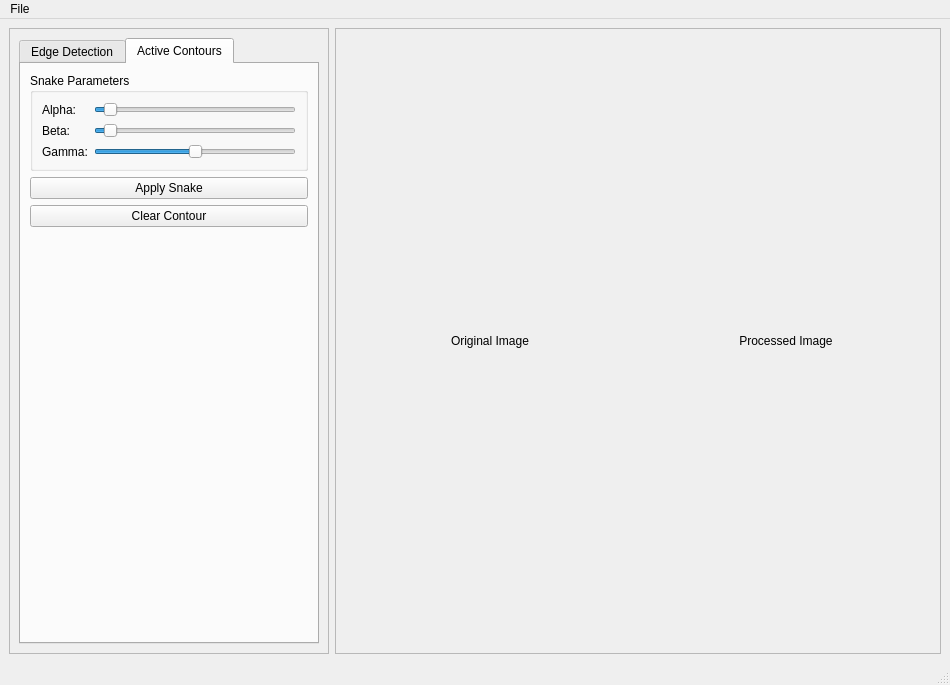
Amr2054/Task_2_CV, file views/main_window.ui: the form before one commit.
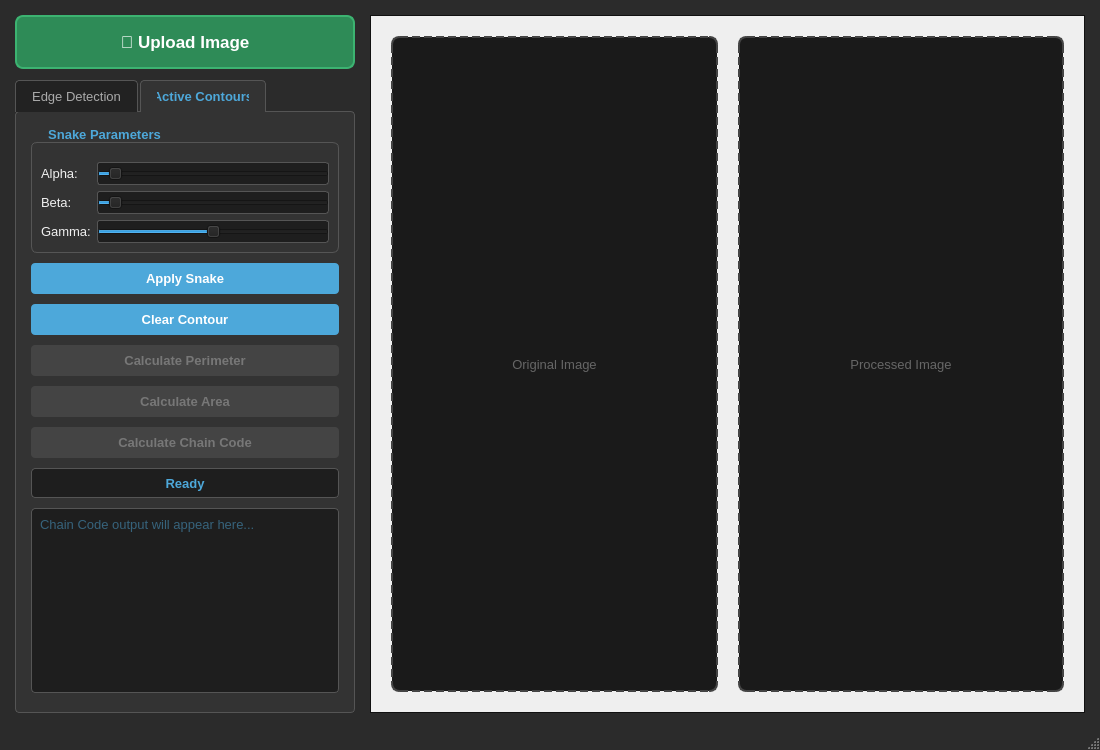
The form after the commit. The open tabs and pages were chosen to show the change.

Commit message: UI/Ux Enhancement

Patch:
```diff
--- a/views/main_window.ui
+++ b/views/main_window.ui
@@ -6,27 +6,105 @@
    <rect>
     <x>0</x>
     <y>0</y>
-    <width>950</width>
-    <height>685</height>
+    <width>1100</width>
+    <height>750</height>
    </rect>
   </property>
   <property name="windowTitle">
    <string>CV Assignment - Shape &amp; Contour Detector</string>
   </property>
+  <property name="styleSheet">
+   <string>
+    /* Global Styles */
+    QMainWindow { background-color: #2b2b2b; color: #f0f0f0; }
+    QWidget { font-family: 'Segoe UI', Helvetica, Arial, sans-serif; font-size: 10pt; }
+    QLabel { color: #f0f0f0; }
+
+    /* Group Boxes */
+    QGroupBox { font-weight: bold; border: 1px solid #555555; border-radius: 6px; margin-top: 15px; padding-top: 10px; }
+    QGroupBox::title { subcontrol-origin: margin; left: 10px; padding: 0 5px; color: #4DA8DA; }
+
+    /* Standard Buttons */
+    QPushButton { background-color: #4DA8DA; color: white; border-radius: 4px; padding: 8px; font-weight: bold; }
+    QPushButton:hover { background-color: #3b8bb8; }
+    QPushButton:pressed { background-color: #2a6a8c; }
+    QPushButton:disabled { background-color: #444444; color: #777777; }
+
+    /* The NEW Giant Upload Button */
+    #btnOpenImage {
+    background-color: #2E8B57; /* SeaGreen Accent */
+    border: 2px solid #3CB371;
+    color: white;
+    font-size: 13pt;
+    font-weight: bold;
+    padding: 15px;
+    border-radius: 8px;
+    margin-bottom: 5px;
+    }
+    #btnOpenImage:hover { background-color: #3CB371; }
+    #btnOpenImage:pressed { background-color: #228B22; border: 2px solid #228B22; }
+
+    /* Tabs */
+    QTabWidget::pane { border: 1px solid #555555; border-radius: 4px; top: -1px; background-color: #333333; }
+    QTabBar::tab { background: #222222; color: #aaaaaa; padding: 8px 16px; border: 1px solid #555555; border-bottom: none; border-top-left-radius: 4px; border-top-right-radius: 4px; margin-right: 2px; }
+    QTabBar::tab:selected { background: #333333; color: #4DA8DA; font-weight: bold; }
+    QTabBar::tab:hover:!selected { background: #2a2a2a; color: #ffffff; }
+
+    /* Inputs */
+    QSpinBox, QSlider { background-color: #1e1e1e; color: white; border: 1px solid #555555; border-radius: 3px; padding: 3px; }
+    QCheckBox { color: #f0f0f0; spacing: 8px; }
+    QCheckBox::indicator { width: 16px; height: 16px; border-radius: 3px; border: 1px solid #555555; background: #1e1e1e; }
+    QCheckBox::indicator:checked { background: #4DA8DA; }
+
+    /* Text Outputs */
+    QTextEdit { background-color: #1e1e1e; color: #4DA8DA; border: 1px solid #555555; border-radius: 4px; padding: 4px; }
+
+    /* Scroll Area / Image Canvas */
+    QScrollArea { background-color: #1e1e1e; border: 1px solid #111111; }
+   </string>
+  </property>
   <widget class="QWidget" name="centralwidget">
    <layout class="QHBoxLayout" name="horizontalLayout">
+    <property name="spacing">
+     <number>15</number>
+    </property>
+    <property name="leftMargin">
+     <number>15</number>
+    </property>
+    <property name="topMargin">
+     <number>15</number>
+    </property>
+    <property name="rightMargin">
+     <number>15</number>
+    </property>
+    <property name="bottomMargin">
+     <number>15</number>
+    </property>
     <item>
      <widget class="QFrame" name="sidebarFrame">
       <property name="maximumSize">
        <size>
-        <width>320</width>
+        <width>340</width>
         <height>16777215</height>
        </size>
       </property>
       <property name="frameShape">
-       <enum>QFrame::Shape::StyledPanel</enum>
+       <enum>QFrame::Shape::NoFrame</enum>
       </property>
       <layout class="QVBoxLayout" name="verticalLayout">
+       <property name="margin" stdset="0">
+        <number>0</number>
+       </property>
+       <item>
+        <widget class="QPushButton" name="btnOpenImage">
+         <property name="cursor">
+          <cursorShape>PointingHandCursor</cursorShape>
+         </property>
+         <property name="text">
+          <string>📁 Upload Image</string>
+         </property>
+        </widget>
+       </item>
        <item>
         <widget class="QTabWidget" name="tabWidget">
          <property name="currentIndex">
@@ -37,12 +115,21 @@
            <string>Edge Detection</string>
           </attribute>
           <layout class="QVBoxLayout" name="verticalLayout_2">
+           <property name="spacing">
+            <number>12</number>
+           </property>
+           <property name="margin" stdset="0">
+            <number>15</number>
+           </property>
            <item>
             <widget class="QGroupBox" name="groupBoxCanny">
              <property name="title">
               <string>Canny Edge Detection</string>
              </property>
              <layout class="QFormLayout" name="formLayout">
+              <property name="verticalSpacing">
+               <number>10</number>
+              </property>
               <item row="0" column="0">
                <widget class="QLabel" name="label">
                 <property name="text">
@@ -72,9 +159,6 @@
                 <property name="maximum">
                  <number>255</number>
                 </property>
-                <property name="stepType">
-                 <enum>QAbstractSpinBox::StepType::DefaultStepType</enum>
-                </property>
                 <property name="value">
                  <number>200</number>
                 </property>
@@ -89,6 +173,9 @@
               <string>Hough Transforms</string>
              </property>
              <layout class="QVBoxLayout" name="verticalLayout_3">
+              <property name="spacing">
+               <number>10</number>
+              </property>
               <item>
                <widget class="QCheckBox" name="checkLines">
                 <property name="text">
@@ -115,6 +202,9 @@
            </item>
            <item>
             <widget class="QPushButton" name="btnApplyShapes">
+             <property name="cursor">
+              <cursorShape>PointingHandCursor</cursorShape>
+             </property>
              <property name="text">
               <string>Apply Shape Detection</string>
              </property>
@@ -140,6 +230,12 @@
            <string>Active Contours</string>
           </attribute>
           <layout class="QVBoxLayout" name="verticalLayout_4">
+           <property name="spacing">
+            <number>10</number>
+           </property>
+           <property name="margin" stdset="0">
+            <number>15</number>
+           </property>
            <item>
             <widget class="QGroupBox" name="groupBoxSnakeParams">
              <property name="title">
@@ -155,8 +251,8 @@
               </item>
               <item row="0" column="1">
                <widget class="QSlider" name="sliderAlpha">
-                <property name="orientation">
-                 <enum>Qt::Orientation::Horizontal</enum>
+                <property name="cursor">
+                 <cursorShape>PointingHandCursor</cursorShape>
                 </property>
                 <property name="maximum">
                  <number>200</number>
@@ -164,6 +260,9 @@
                 <property name="value">
                  <number>10</number>
                 </property>
+                <property name="orientation">
+                 <enum>Qt::Orientation::Horizontal</enum>
+                </property>
                </widget>
               </item>
               <item row="1" column="0">
@@ -175,8 +274,8 @@
               </item>
               <item row="1" column="1">
                <widget class="QSlider" name="sliderBeta">
-                <property name="orientation">
-                 <enum>Qt::Orientation::Horizontal</enum>
+                <property name="cursor">
+                 <cursorShape>PointingHandCursor</cursorShape>
                 </property>
                 <property name="maximum">
                  <number>200</number>
@@ -184,6 +283,9 @@
                 <property name="value">
                  <number>10</number>
                 </property>
+                <property name="orientation">
+                 <enum>Qt::Orientation::Horizontal</enum>
+                </property>
                </widget>
               </item>
               <item row="2" column="0">
@@ -195,18 +297,18 @@
               </item>
               <item row="2" column="1">
                <widget class="QSlider" name="sliderGamma">
-                <property name="orientation">
-                 <enum>Qt::Orientation::Horizontal</enum>
+                <property name="cursor">
+                 <cursorShape>PointingHandCursor</cursorShape>
                 </property>
                 <property name="maximum">
                  <number>200</number>
                 </property>
-                <property name="minimum">
-                 <number>0</number>
-                </property>
                 <property name="value">
                  <number>100</number>
                 </property>
+                <property name="orientation">
+                 <enum>Qt::Orientation::Horizontal</enum>
+                </property>
                </widget>
               </item>
              </layout>
@@ -214,6 +316,9 @@
            </item>
            <item>
             <widget class="QPushButton" name="btnApplySnake">
+             <property name="cursor">
+              <cursorShape>PointingHandCursor</cursorShape>
+             </property>
              <property name="text">
               <string>Apply Snake</string>
              </property>
@@ -221,66 +326,78 @@
            </item>
            <item>
             <widget class="QPushButton" name="btnClearContour">
+             <property name="cursor">
+              <cursorShape>PointingHandCursor</cursorShape>
+             </property>
              <property name="text">
               <string>Clear Contour</string>
              </property>
             </widget>
            </item>
            <item>
-
-
-           <item>
             <widget class="QPushButton" name="btnCalcPerimeter">
+             <property name="enabled">
+              <bool>false</bool>
+             </property>
+             <property name="cursor">
+              <cursorShape>PointingHandCursor</cursorShape>
+             </property>
                 <property name="text">
                     <string>Calculate Perimeter</string>
                 </property>
-                <property name="enabled">
-                    <bool>false</bool>
-                </property>
             </widget>
         </item>
         <item>
             <widget class="QPushButton" name="btnCalcArea">
+             <property name="enabled">
+              <bool>false</bool>
+             </property>
+             <property name="cursor">
+              <cursorShape>PointingHandCursor</cursorShape>
+             </property>
                 <property name="text">
                     <string>Calculate Area</string>
                 </property>
-                <property name="enabled">
-                    <bool>false</bool>
-                </property>
             </widget>
         </item>
-
         <item>
             <widget class="QPushButton" name="btnCalcChainCode">
+             <property name="enabled">
+              <bool>false</bool>
+             </property>
+             <property name="cursor">
+              <cursorShape>PointingHandCursor</cursorShape>
+             </property>
                 <property name="text">
                     <string>Calculate Chain Code</string>
                 </property>
-                <property name="enabled">
-                    <bool>false</bool>
-                </property>
             </widget>
         </item>
-
         <item>
             <widget class="QLabel" name="lblResult">
+             <property name="minimumSize">
+              <size>
+               <width>0</width>
+               <height>30</height>
+              </size>
+             </property>
+             <property name="styleSheet">
+              <string>background-color: #1e1e1e; border: 1px solid #555555; border-radius: 4px; font-weight: bold; color: #4DA8DA;</string>
+             </property>
                 <property name="text">
-                    <string/>
+              <string>Ready</string>
                 </property>
                 <property name="alignment">
                     <set>Qt::AlignmentFlag::AlignCenter</set>
                 </property>
-                <property name="styleSheet">
-                    <string notr="true">border: 1px solid gray; padding: 4px; border-radius: 4px;</string>
-                </property>
             </widget>
         </item>
-
         <item>
             <widget class="QTextEdit" name="txtChainCodeResult">
                 <property name="minimumSize">
                     <size>
                         <width>0</width>
-                        <height>130</height>
+               <height>100</height>
                     </size>
                 </property>
                 <property name="readOnly">
@@ -289,14 +406,9 @@
                 <property name="placeholderText">
                     <string>Chain Code output will appear here...</string>
                 </property>
-                <property name="styleSheet">
-                    <string notr="true">border: 1px solid gray; padding: 4px; border-radius: 4px;</string>
-                </property>
             </widget>
         </item>
-
-
-
+           <item>
             <spacer name="verticalSpacerSnake">
              <property name="orientation">
               <enum>Qt::Orientation::Vertical</enum>
@@ -304,7 +416,7 @@
              <property name="sizeHint" stdset="0">
               <size>
                <width>20</width>
-               <height>40</height>
+               <height>10</height>
               </size>
              </property>
             </spacer>
@@ -326,13 +438,28 @@
         <rect>
          <x>0</x>
          <y>0</y>
-         <width>604</width>
-         <height>619</height>
+         <width>713</width>
+         <height>695</height>
         </rect>
        </property>
        <layout class="QHBoxLayout" name="horizontalLayout_2">
+        <property name="spacing">
+         <number>20</number>
+        </property>
+        <property name="margin" stdset="0">
+         <number>20</number>
+        </property>
         <item>
          <widget class="QLabel" name="lblOriginal">
+          <property name="minimumSize">
+           <size>
+            <width>300</width>
+            <height>300</height>
+           </size>
+          </property>
+          <property name="styleSheet">
+           <string>background-color: #1a1a1a; border: 2px dashed #444444; border-radius: 8px; color: #666666;</string>
+          </property>
           <property name="text">
            <string>Original Image</string>
           </property>
@@ -343,6 +470,15 @@
         </item>
         <item>
          <widget class="QLabel" name="lblProcessed">
+          <property name="minimumSize">
+           <size>
+            <width>300</width>
+            <height>300</height>
+           </size>
+          </property>
+          <property name="styleSheet">
+           <string>background-color: #1a1a1a; border: 2px dashed #444444; border-radius: 8px; color: #666666;</string>
+          </property>
           <property name="text">
            <string>Processed Image</string>
           </property>
@@ -357,48 +493,7 @@
     </item>
    </layout>
   </widget>
-  <widget class="QMenuBar" name="menubar">
-   <property name="geometry">
-    <rect>
-     <x>0</x>
-     <y>0</y>
-     <width>950</width>
-     <height>23</height>
-    </rect>
-   </property>
-   <widget class="QMenu" name="menuFile">
-    <property name="title">
-     <string>File</string>
-    </property>
-    <addaction name="actionOpen_Image"/>
-    <addaction name="actionSave_Result"/>
-    <addaction name="separator"/>
-    <addaction name="actionExit"/>
-   </widget>
-   <addaction name="menuFile"/>
-  </widget>
   <widget class="QStatusBar" name="statusbar"/>
-  <action name="actionOpen_Image">
-   <property name="text">
-    <string>Open Image</string>
-   </property>
-   <property name="shortcut">
-    <string>Ctrl+O</string>
-   </property>
-  </action>
-  <action name="actionSave_Result">
-   <property name="text">
-    <string>Save Result</string>
-   </property>
-   <property name="shortcut">
-    <string>Ctrl+S</string>
-   </property>
-  </action>
-  <action name="actionExit">
-   <property name="text">
-    <string>Exit</string>
-   </property>
-  </action>
  </widget>
  <resources/>
  <connections/>
```
Lines whose indentation alone changed are shown as unchanged. The commit also changes 2 other files.
